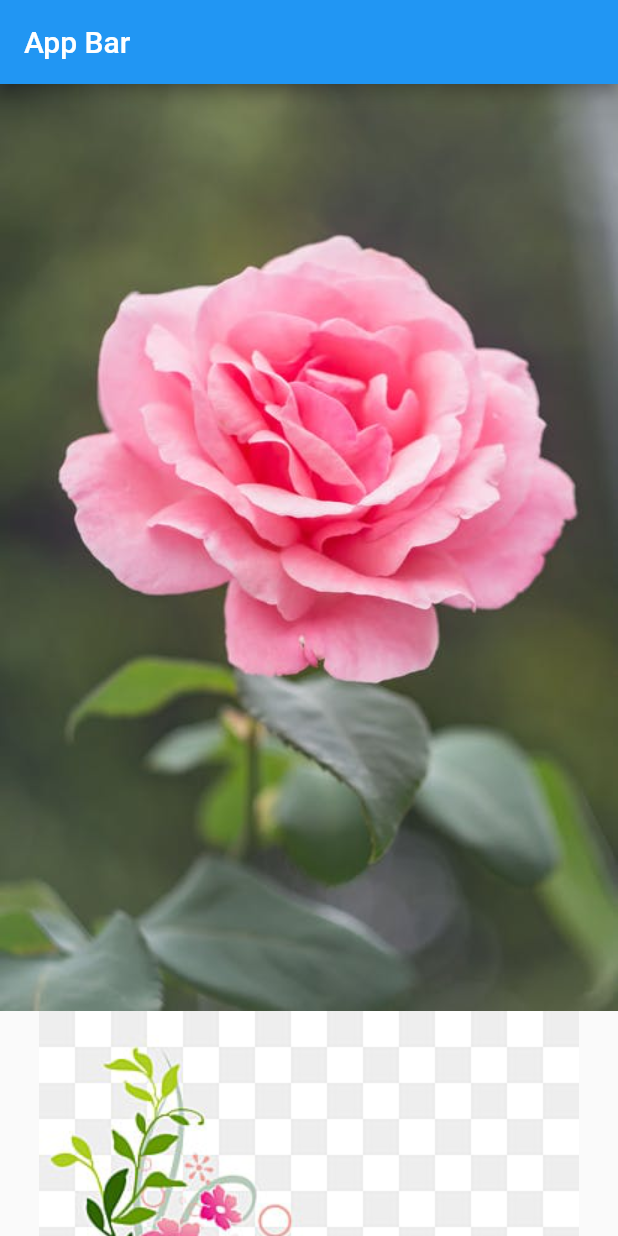
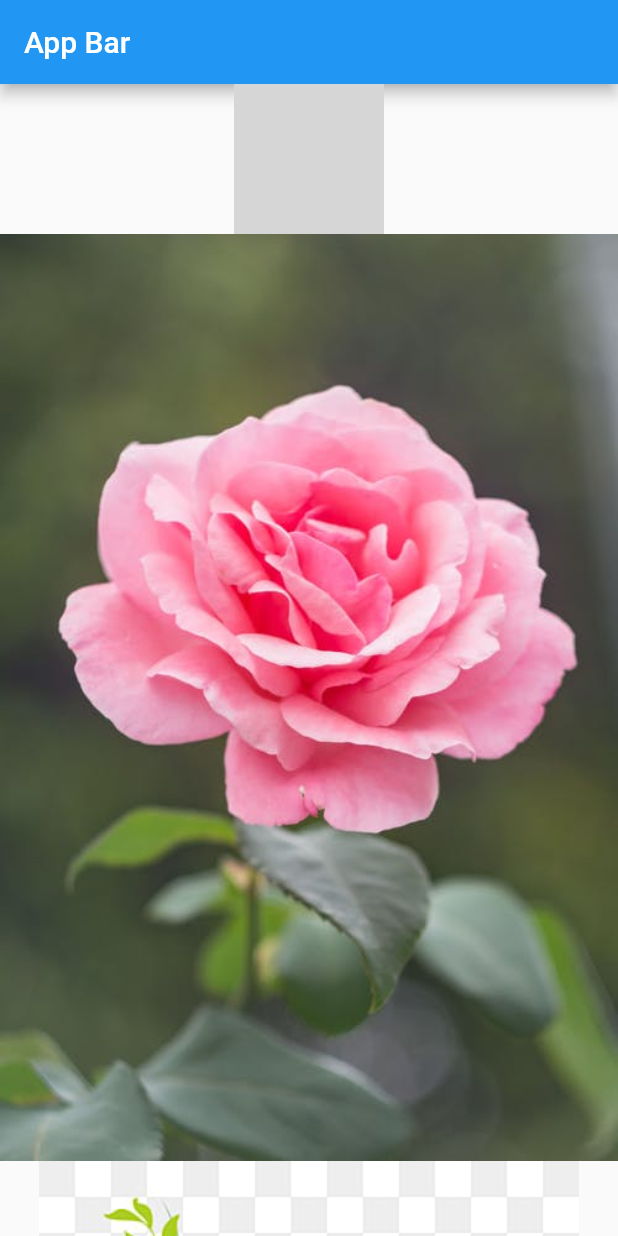
Before and after one commit to ttcapp/Sk.-Jabed-Omar, a Flutter app: the screen it shows after launch, on a phone screen of 412 x 824 dp. Run offline on Flutter 3.47's test engine with Material 2 defaults, Android fonts, the phone set to English and light mode, and no system bars; network calls fail; grey boxes are pictures that could not be loaded.

Commit message:
30/10/21

```diff
--- a/lib/main.dart
+++ b/lib/main.dart
@@ -3,7 +3,8 @@ import 'package:flutter/material.dart';
 void main() {
   runApp(MyApp());
 }
-
+double conheight=100;
+double conwidth=100;
 class MyApp extends StatelessWidget {
   const MyApp({Key? key}) : super(key: key);
 
@@ -32,6 +33,35 @@ class _MyHomePageState extends State<MyHomePage> {
       body: SingleChildScrollView(
         child: Column(
           children: [
+            InkWell(
+             onTap: (){
+        setState(() {
+          conheight=300;
+          conwidth=300;
+        });
+      },
+              onDoubleTap: (){
+                setState(() {
+                  conheight=100;
+                  conwidth=100;
+                });
+              },
+              child: AnimatedContainer(
+                height: conheight,
+                width: conwidth,
+                decoration: BoxDecoration(
+                  color: Colors.amberAccent,
+                    image: DecorationImage(
+                      image: NetworkImage("https://cdn.pixabay.com/photo/2015/04/19/08/32/marguerite-729510__480.jpg",
+                      ),
+                      fit: BoxFit.cover
+                    ),
+                    borderRadius: BorderRadius.circular(170),
+                  border: Border.all(color: Colors.black,width: 4)
+                ),
+                duration: Duration(milliseconds: 4000),
+              ),
+            ),
             Image.asset("assets/image/image2.jpeg"),
             Image.asset("assets/image/png.png"),
             Image.asset("assets/image/image3.jpeg"),
```
